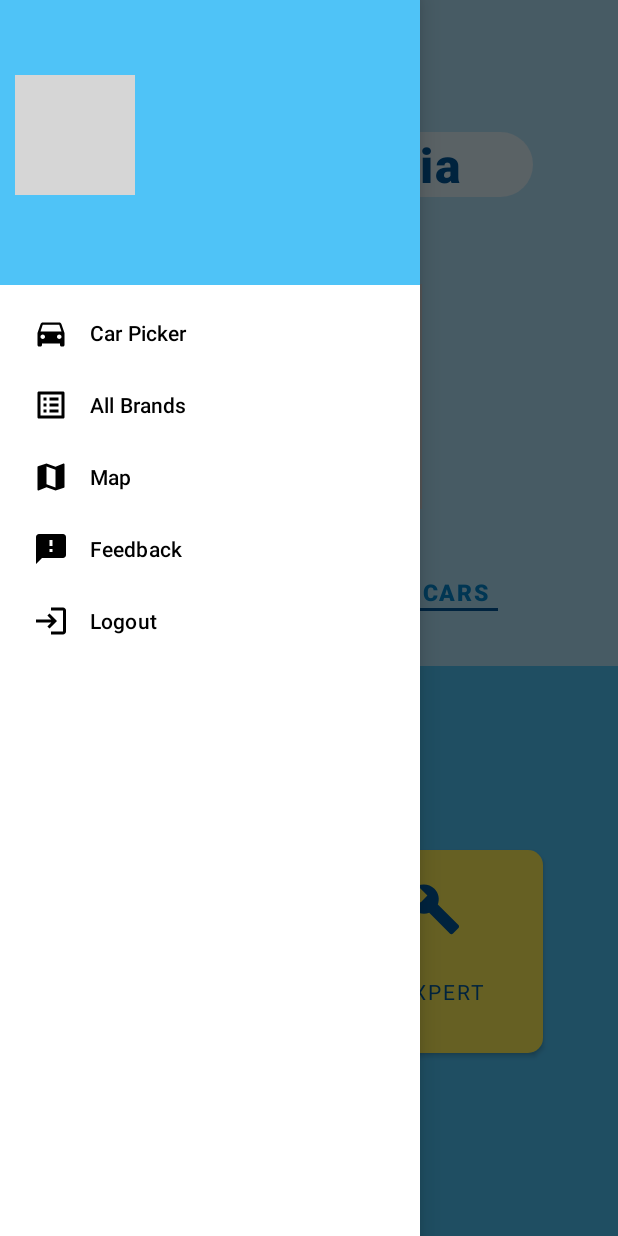
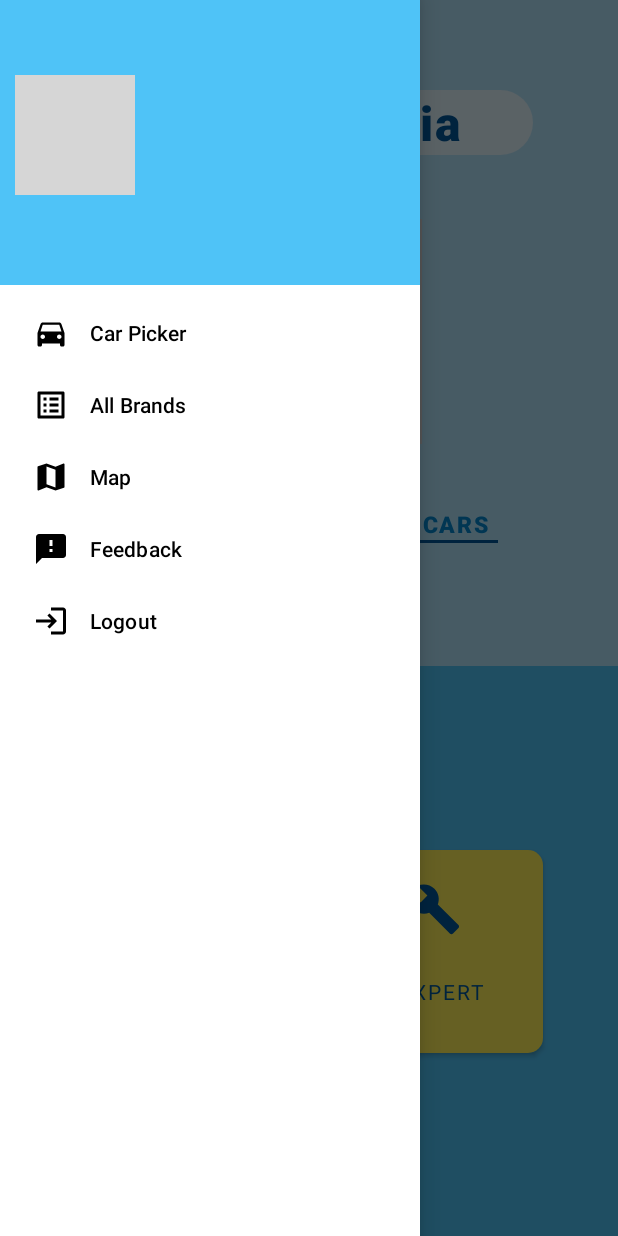
Before and after one commit to PolishHunter/CarPickerdia, an Android app: the screen it shows after launch once a user with an empty profile is signed in (HomeAppActivity), with the side drawer open, on a phone screen of 412 x 824 dp. Run offline under Robolectric (Android 15) with nearby library versions, the phone set to English and light mode, and no system bars; our stand-ins replace CircleImageView, Firebase (no records; nobody signed in at launch, a user with empty details on screens opened directly), navigation-ui; libraries missing offline, so code that uses them is left out: com.firebase.ui, es.dmoral.toasty; pictures from the network do not load; grey boxes are pictures that could not be loaded.

Commit message:
Carpickerdia Final V2 Update For Now

```diff
--- a/app/src/main/res/layout/fragment_expert_specific_model.xml
+++ b/app/src/main/res/layout/fragment_expert_specific_model.xml
@@ -65,7 +65,7 @@
         android:id="@+id/text_year"
         android:layout_width="wrap_content"
         android:layout_height="wrap_content"
-        android:layout_marginTop="30dp"
+        android:layout_marginTop="20dp"
         android:fontFamily="sans-serif-black"
         android:text="@string/text_specific_year"
         android:textColor="@color/blue_700"
@@ -120,7 +120,7 @@
         android:id="@+id/text_horsepower"
         android:layout_width="wrap_content"
         android:layout_height="wrap_content"
-        android:layout_marginTop="30dp"
+        android:layout_marginTop="20dp"
         android:fontFamily="sans-serif-black"
         android:text="@string/text_specific_horsepower"
         android:textColor="@color/blue_700"
@@ -148,7 +148,7 @@
         android:id="@+id/text_price"
         android:layout_width="wrap_content"
         android:layout_height="wrap_content"
-        android:layout_marginTop="30dp"
+        android:layout_marginTop="20dp"
         android:fontFamily="sans-serif-black"
         android:text="@string/text_specific_pricetext"
         android:textColor="@color/blue_700"
--- a/app/src/main/res/layout/fragment_main_view.xml
+++ b/app/src/main/res/layout/fragment_main_view.xml
@@ -26,13 +26,12 @@
         app:layout_constraintEnd_toEndOf="parent"
         app:layout_constraintHorizontal_bias="0.0"
         app:layout_constraintStart_toStartOf="parent"
-        app:layout_constraintTop_toBottomOf="@+id/main_view_title"
-        app:layout_constraintVertical_bias="0.565" />
+        app:layout_constraintTop_toBottomOf="@+id/main_view_title" />
 
     <TextView
         android:id="@+id/main_view_title"
         style="@style/header1"
-        android:layout_marginTop="88dp"
+        android:layout_marginTop="60dp"
         android:background="@drawable/header_emphasize"
         android:text="@string/text_main_view_title"
         app:layout_constraintEnd_toEndOf="parent"
@@ -49,7 +48,7 @@
         app:layout_constraintHorizontal_bias="0.0"
         app:layout_constraintStart_toStartOf="parent"
         app:layout_constraintTop_toBottomOf="@+id/main_view_title"
-        app:layout_constraintVertical_bias="0.867" />
+        app:layout_constraintVertical_bias="0.736" />
 
     <Button
         android:id="@+id/main_fragment_button_usual"
```
